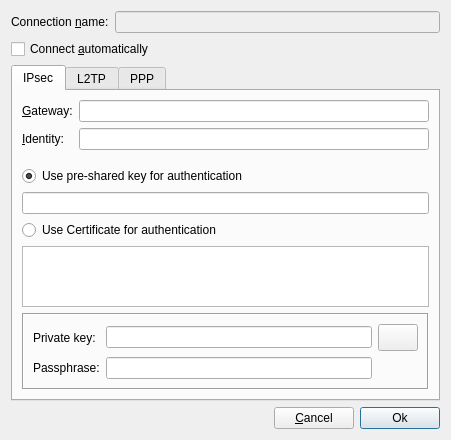
Qt form src/dialogs/ConnectionSettingsDialog.ui (wejaeger/l2tp-ipsec-vpn) before a commit.
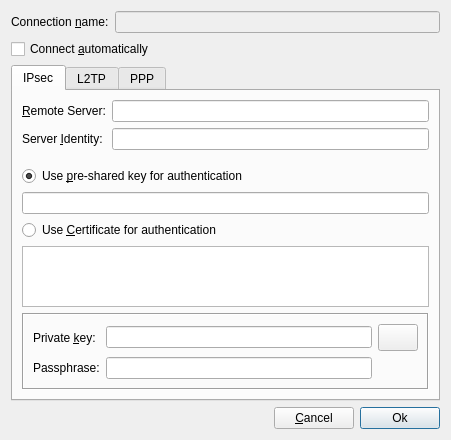
The same form after that commit. Icons and pictures are not drawn.

Commit message: - Fixed broken password callback in Maverick series  - Fixed asking to insert smart card for non EAP authentications  - Fixed read only edit field for private key passphrase    in connection editor (PPP tab, EAP properties)  - Fixed missing host's ID when writing ipsec PSK secrets  - Connection Information dialog is now modeless  - Enabled password callback for CHAP authentication

Patch:
```diff
--- a/src/dialogs/ConnectionSettingsDialog.ui
+++ b/src/dialogs/ConnectionSettingsDialog.ui
@@ -103,7 +103,7 @@
             <string/>
            </property>
            <property name="text">
-            <string>&amp;Gateway:</string>
+            <string>&amp;Remote Server:</string>
            </property>
            <property name="textFormat">
             <enum>Qt::AutoText</enum>
@@ -143,7 +143,7 @@
          <item row="1" column="0">
           <widget class="QLabel" name="m_pIPsecIdentityLabel">
            <property name="text">
-            <string>&amp;Identity:</string>
+            <string>Server &amp;Identity:</string>
            </property>
            <property name="buddy">
             <cstring>m_pIPsecIdentityEdit</cstring>
@@ -174,7 +174,7 @@
        <item row="1" column="0">
         <widget class="QRadioButton" name="m_pIPsecUsePreSharedKeyRadioButton">
          <property name="text">
-          <string>Use pre-shared key for authentication</string>
+          <string>Use &amp;pre-shared key for authentication</string>
          </property>
          <property name="checkable">
           <bool>true</bool>
@@ -194,7 +194,7 @@
        <item row="3" column="0">
         <widget class="QRadioButton" name="m_pIPsecUseCertificateRadioButton">
          <property name="text">
-          <string>Use Certificate for authentication</string>
+          <string>Use &amp;Certificate for authentication</string>
          </property>
         </widget>
        </item>
@@ -229,7 +229,7 @@
           <item row="0" column="0">
            <widget class="QLabel" name="m_pIPsecPrivateKeyLabel">
             <property name="text">
-             <string>Private key:</string>
+             <string>Private &amp;key:</string>
             </property>
             <property name="buddy">
              <cstring>m_pIPsecPrivateKeyFileEdit</cstring>
```
Left out of the diff: 11 changed lines with no effect on the pictures. The commit also changes 24 other files.
